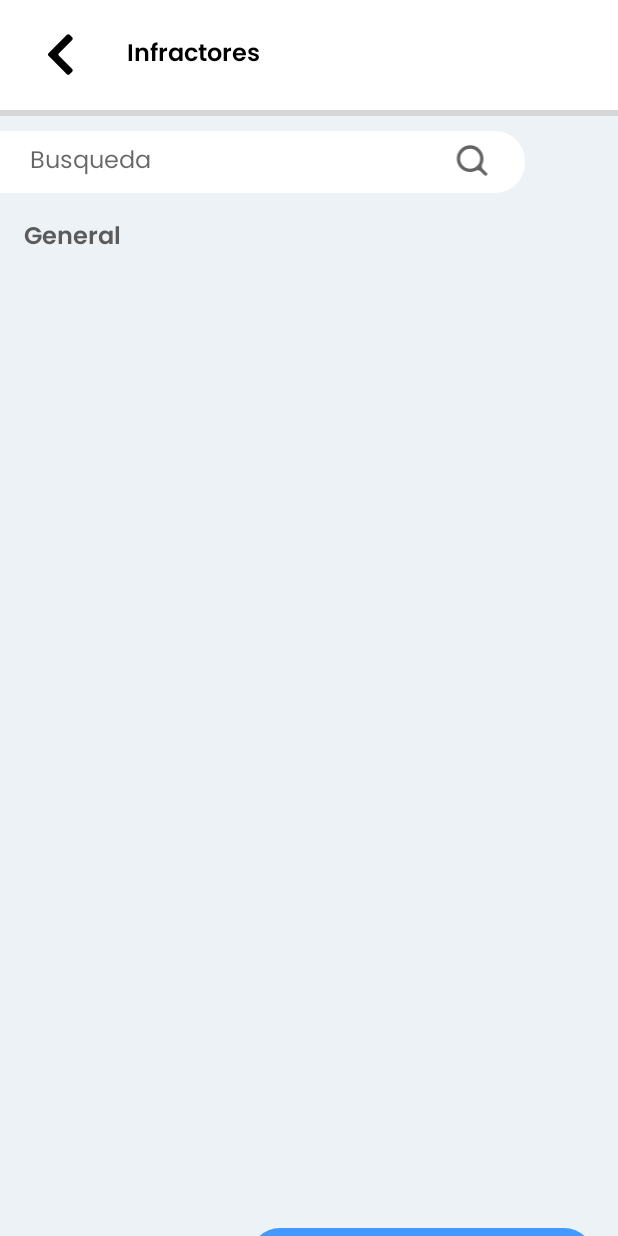
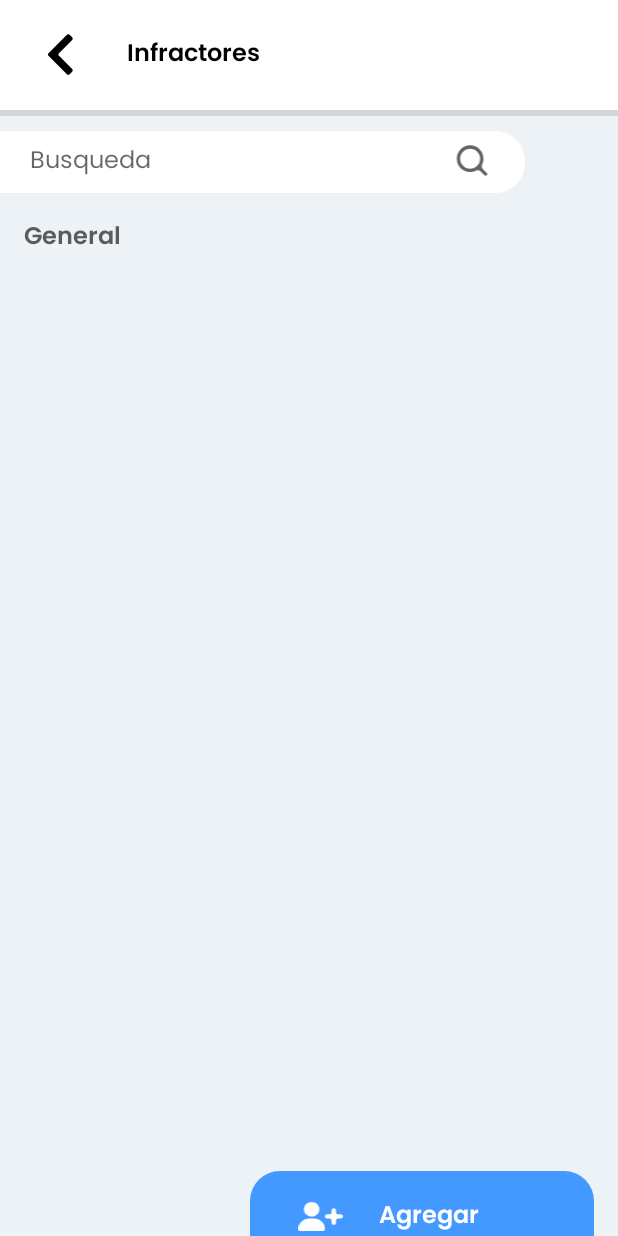
Before and after one commit to StannDubon/Esespi, an Android app: the Infractores_main screen opened directly, with no data from a screen before it, on a phone screen of 412 x 824 dp. Run offline under Robolectric (Android 15) with nearby library versions, the phone set to English and light mode, and no system bars; 1 statement that could not run was skipped; grey boxes are pictures that could not be loaded.

Commit message:
infractores design fixed official

```diff
--- a/app/src/main/res/layout/activity_infractores_main.xml
+++ b/app/src/main/res/layout/activity_infractores_main.xml
@@ -97,8 +97,9 @@
   <ScrollView
       android:id="@+id/scrollView5"
       android:layout_width="match_parent"
-      android:layout_height="642dp"
+      android:layout_height="724dp"
       android:layout_marginTop="4dp"
+      android:layout_weight="1"
       android:paddingBottom="10dp"
       app:layout_constraintEnd_toEndOf="parent"
       app:layout_constraintStart_toStartOf="parent"
@@ -114,7 +115,9 @@
 
   <LinearLayout
       android:layout_width="match_parent"
-      android:layout_height="match_parent"
+      android:layout_height="184dp"
+      android:layout_marginTop="20dp"
+      android:layout_weight="1"
       android:gravity="right"
       android:orientation="vertical">
 
```
